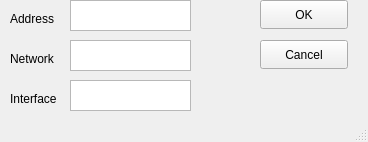
Before: the Qt Designer form loginGUI/addAddress.ui in adiosko/mikrotik, drawn with Qt 5.
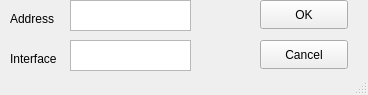
After: the same form once the commit is applied.

```diff
--- a/loginGUI/addAddress.ui
+++ b/loginGUI/addAddress.ui
@@ -7,7 +7,7 @@
     <x>0</x>
     <y>0</y>
     <width>368</width>
-    <height>142</height>
+    <height>95</height>
    </rect>
   </property>
   <property name="windowTitle">
@@ -37,34 +37,11 @@
      </rect>
     </property>
    </widget>
-   <widget class="QTextEdit" name="networkField">
-    <property name="geometry">
-     <rect>
-      <x>70</x>
-      <y>40</y>
-      <width>121</width>
-      <height>31</height>
-     </rect>
-    </property>
-   </widget>
-   <widget class="QLabel" name="label_2">
-    <property name="geometry">
-     <rect>
-      <x>10</x>
-      <y>50</y>
-      <width>56</width>
-      <height>17</height>
-     </rect>
-    </property>
-    <property name="text">
-     <string>Network</string>
-    </property>
-   </widget>
    <widget class="QTextEdit" name="interfaceField">
     <property name="geometry">
      <rect>
       <x>70</x>
-      <y>80</y>
+      <y>40</y>
       <width>121</width>
       <height>31</height>
      </rect>
@@ -74,7 +51,7 @@
     <property name="geometry">
      <rect>
       <x>10</x>
-      <y>90</y>
+      <y>50</y>
       <width>56</width>
       <height>17</height>
      </rect>
```
